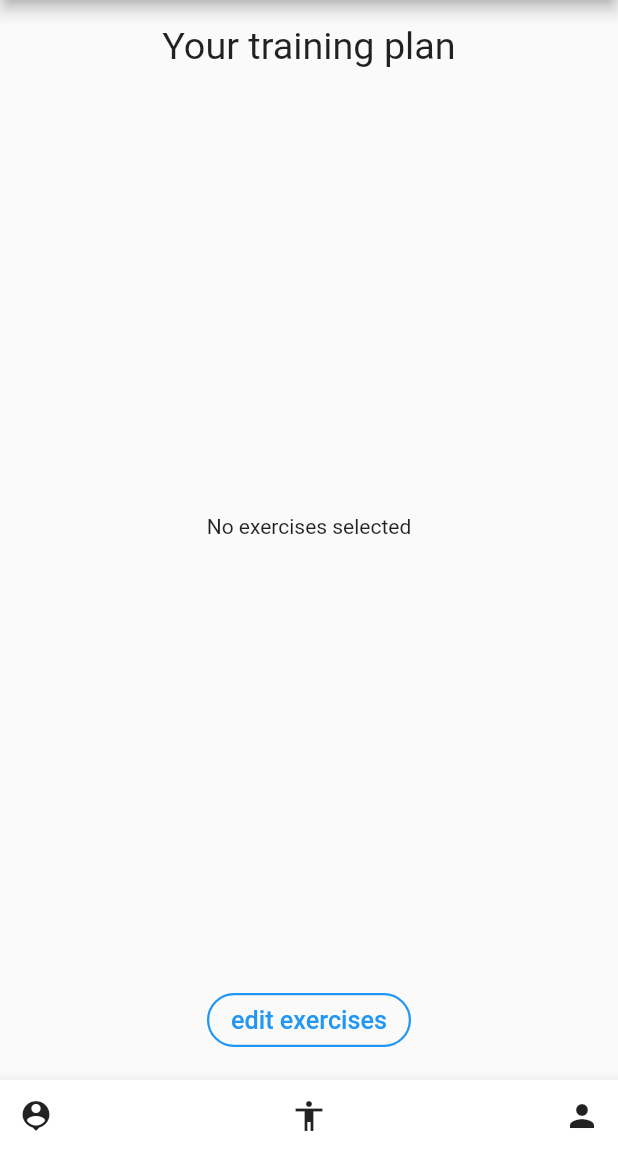
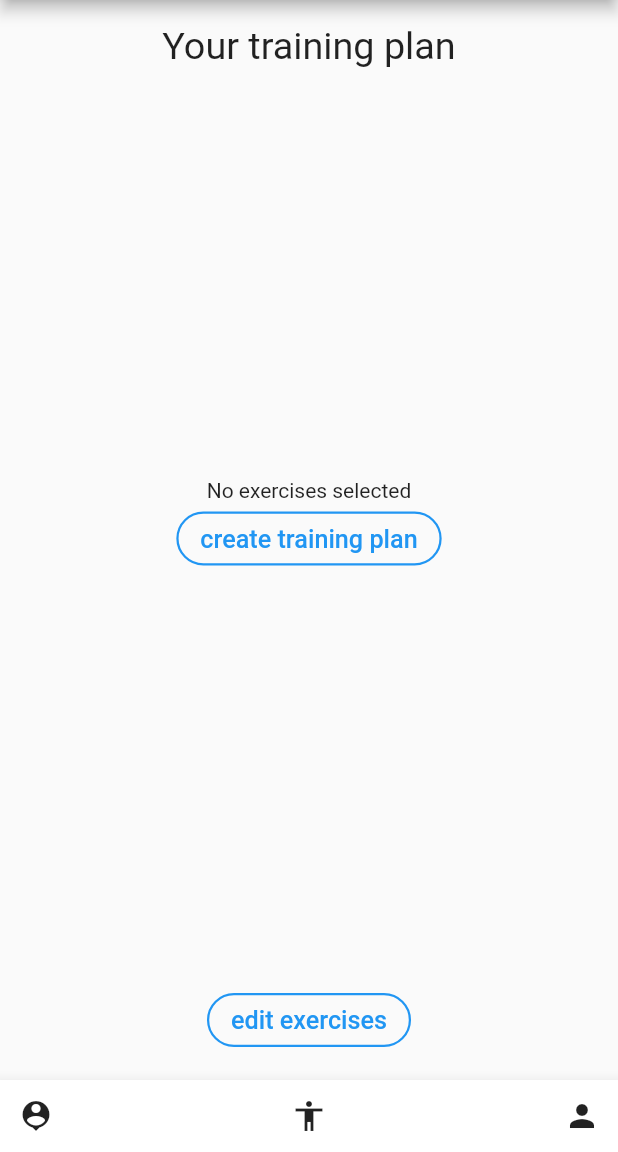
Before and after one commit to TorbenStriegel/Fit4You-FitnessApp, a Flutter app: the screen it shows after launch, on a phone screen of 412 x 824 dp, the part 84-1236 px from its top. Run offline on Flutter 3.47's test engine with Material 2 defaults, Android fonts, the phone set to English and light mode, and no system bars; our stand-ins replace flutter_slidable, sqflite; accounts and stored records are empty.

Commit message:
Create Random Training Plan

```diff
--- a/lib/main.dart
+++ b/lib/main.dart
@@ -1,3 +1,5 @@
+import 'dart:math';
+
 import 'package:fit4you/config.dart';
 import 'package:fit4you/databaseHelper.dart';
 import 'package:fit4you/exercise.dart';
@@ -121,7 +123,27 @@ class _ExerciseName extends State<firstPageExerciseGenerator> {
           }
           return snapshot.data!.isEmpty
               ? Center(
-                  child: Text("No exercises selected"),
+                  child: Column(
+                      mainAxisAlignment: MainAxisAlignment.center,
+                      children: [
+                        Text("No exercises selected"),
+                        OutlinedButton(
+                          onPressed: () {
+                            setState(() {
+                              _createRandomTrainingPlan();
+                            });
+                          },
+                          style: ButtonStyle(
+                              side: MaterialStateProperty.all(
+                                  BorderSide(width: 1.5, color: Colors.blue)),
+                              shape: MaterialStateProperty.all(
+                                RoundedRectangleBorder(
+                                    borderRadius: BorderRadius.circular(30.0)),
+                              )),
+                          child: Text(
+                              textScaleFactor: 1.2, "create training plan"),
+                        )
+                      ]),
                 )
               : ListView(
                   children: snapshot.data!.map(
@@ -170,4 +192,14 @@ class _ExerciseName extends State<firstPageExerciseGenerator> {
             context, MaterialPageRoute(builder: (context) => SecondPage()))
         .then((value) => setState(() {}));
   }
+
+  void _createRandomTrainingPlan() {
+    Random random = new Random();
+    int randomNumber = random.nextInt(5) + 1;
+    for (int i = 0; i <= randomNumber; ++i) {
+      Exercise randomItem = new Exercise(
+          name: (DatabaseHelper.exerciseAll().toList()..shuffle()).first);
+      DatabaseHelper.instance.add(randomItem);
+    }
+  }
 }
--- a/lib/secondPage.dart
+++ b/lib/secondPage.dart
@@ -113,11 +113,7 @@ class _SecondPageState extends State<SecondPage> {
                             child: Text("Loading..."),
                           );
                         }
-                        return snapshot.data!.isEmpty
-                            ? Center(
-                                child: Text("No exercises selected"),
-                              )
-                            : _buildListToAddExercises(snapshot.data!);
+                        return _buildListToAddExercises(snapshot.data!);
                       }))
             ],
           ),
```
Also changed, not shown: lib/databaseHelper.dart (+23 -0 lines).
